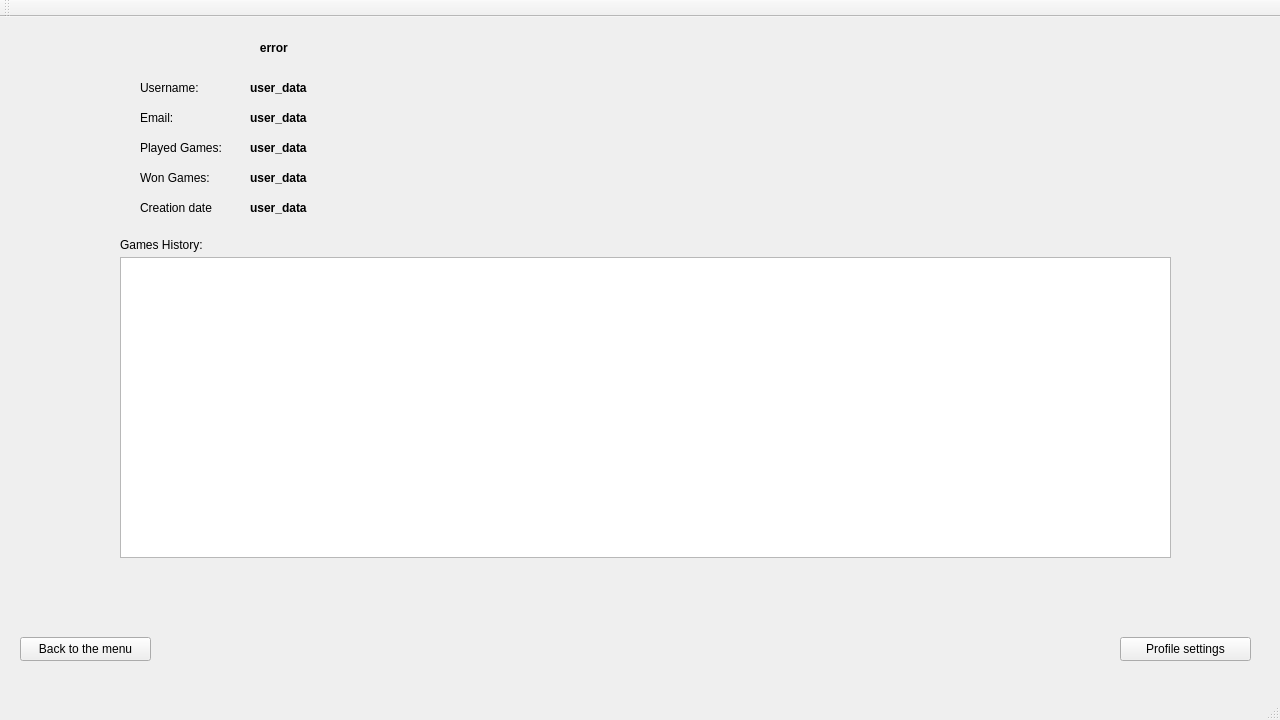
First picture: the form in Triviador/Triviador/Triviador.ui, repository AndreiAndreea/TriviadorMCpp, before the edit.
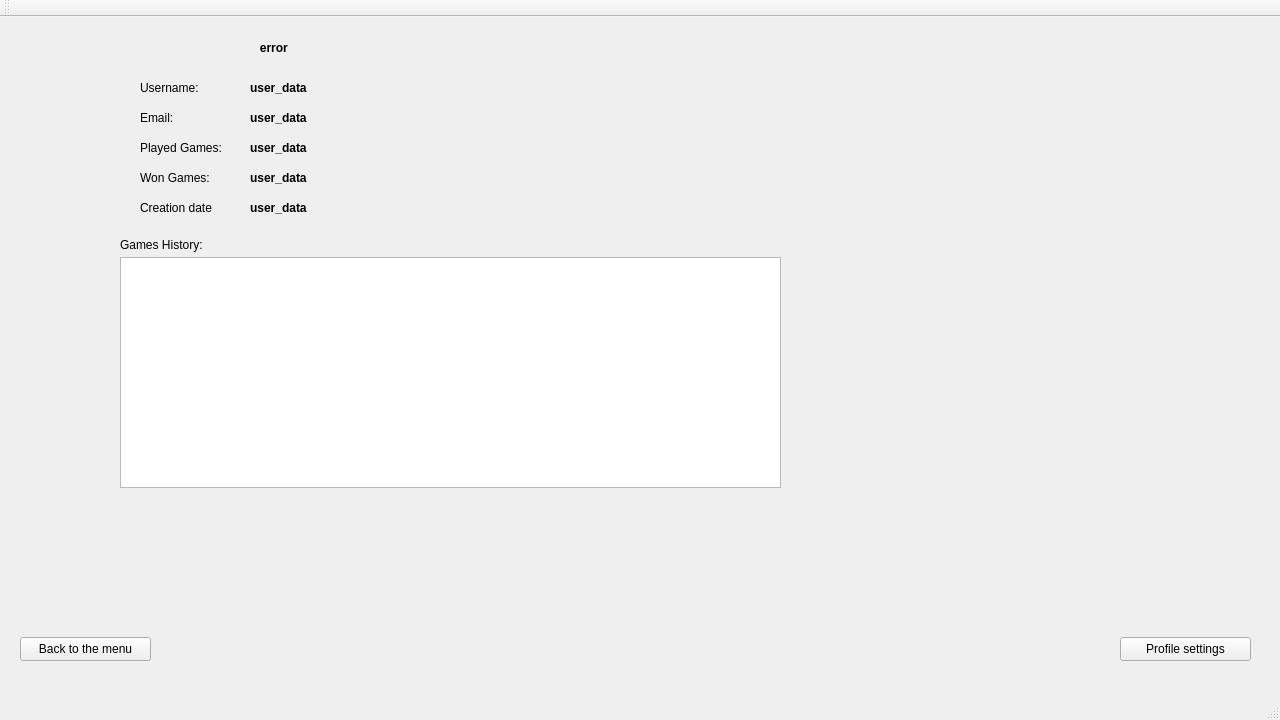
Second picture: the form after the edit. The open tabs and pages were chosen to show the change.

Patch:
```diff
--- a/Triviador/Triviador/Triviador.ui
+++ b/Triviador/Triviador/Triviador.ui
@@ -291,8 +291,8 @@
        <rect>
         <x>120</x>
         <y>240</y>
-        <width>1051</width>
-        <height>301</height>
+        <width>661</width>
+        <height>231</height>
        </rect>
       </property>
      </widget>
```
Left out of the diff: 4 changed lines with no effect on the pictures.
